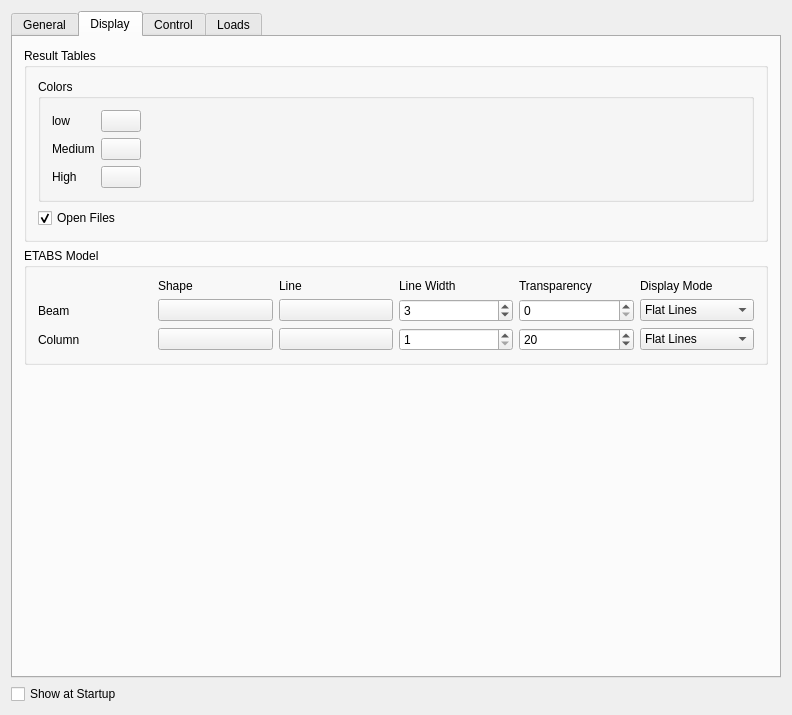
First picture: the form in widgets/preferences-civiltools_visual.ui, repository ebrahimraeyat/civilTools, before the edit.
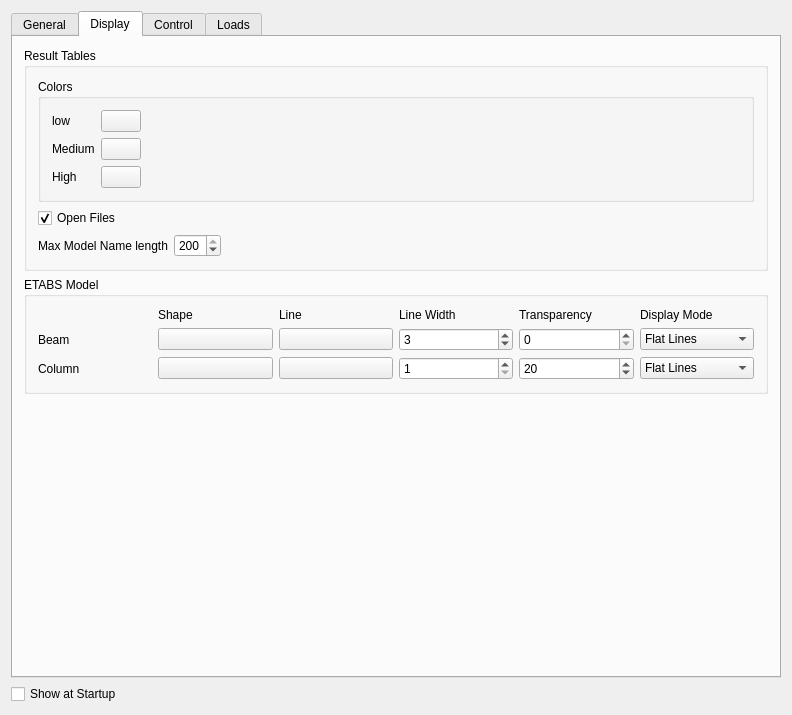
Second picture: the form after the edit. The open tabs and pages were chosen to show the change. Icons and pictures are not drawn. Custom widgets are drawn as their Qt base class.

Commit message: Set the limit for model name in table show results

Patch:
```diff
--- a/widgets/preferences-civiltools_visual.ui
+++ b/widgets/preferences-civiltools_visual.ui
@@ -221,6 +221,58 @@
             </property>
            </widget>
           </item>
+          <item>
+           <layout class="QHBoxLayout" name="horizontalLayout_4">
+            <item>
+             <widget class="QLabel" name="label_10">
+              <property name="text">
+               <string>Max Model Name length</string>
+              </property>
+             </widget>
+            </item>
+            <item>
+             <widget class="Gui::PrefDoubleSpinBox" name="table_max_etabs_model_name_length">
+              <property name="enabled">
+               <bool>true</bool>
+              </property>
+              <property name="decimals">
+               <number>0</number>
+              </property>
+              <property name="minimum">
+               <double>1.000000000000000</double>
+              </property>
+              <property name="maximum">
+               <double>200.000000000000000</double>
+              </property>
+              <property name="singleStep">
+               <double>1.000000000000000</double>
+              </property>
+              <property name="value">
+               <double>200.000000000000000</double>
+              </property>
+              <property name="prefEntry" stdset="0">
+               <cstring>table_max_etabs_model_name_length</cstring>
+              </property>
+              <property name="prefPath" stdset="0">
+               <cstring>Mod/civilTools</cstring>
+              </property>
+             </widget>
+            </item>
+            <item>
+             <spacer name="horizontalSpacer_2">
+              <property name="orientation">
+               <enum>Qt::Horizontal</enum>
+              </property>
+              <property name="sizeHint" stdset="0">
+               <size>
+                <width>40</width>
+                <height>20</height>
+               </size>
+              </property>
+             </spacer>
+            </item>
+           </layout>
+          </item>
          </layout>
         </widget>
        </item>
```
The commit also changes 16 other files.
